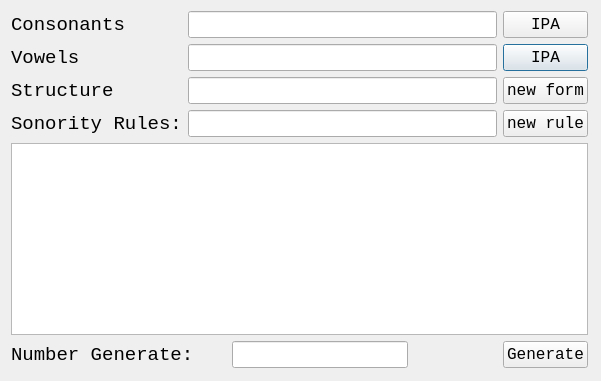
This is langen.ui in thurizas/lanGen as Qt 5 draws it before an edit. The edited form follows.
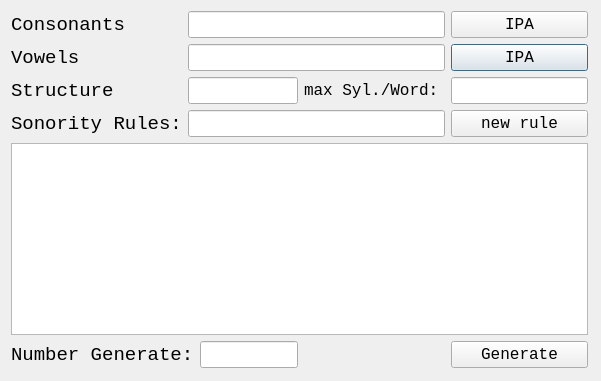
This is the edited form.

```diff
--- a/langen.ui
+++ b/langen.ui
@@ -19,7 +19,7 @@
   <property name="windowTitle">
    <string>Language Generator</string>
   </property>
-  <widget class="QWidget" name="">
+  <widget class="QWidget" name="layoutWidget">
    <property name="geometry">
     <rect>
      <x>0</x>
@@ -70,6 +70,12 @@
     </item>
     <item row="1" column="6">
      <widget class="QPushButton" name="m_btnConsSelect">
+      <property name="sizePolicy">
+       <sizepolicy hsizetype="Preferred" vsizetype="Fixed">
+        <horstretch>0</horstretch>
+        <verstretch>0</verstretch>
+       </sizepolicy>
+      </property>
       <property name="font">
        <font>
         <family>Courier New</family>
@@ -83,6 +89,12 @@
     </item>
     <item row="3" column="6">
      <widget class="QPushButton" name="m_btnNewRule">
+      <property name="sizePolicy">
+       <sizepolicy hsizetype="Preferred" vsizetype="Fixed">
+        <horstretch>0</horstretch>
+        <verstretch>0</verstretch>
+       </sizepolicy>
+      </property>
       <property name="font">
        <font>
         <family>Courier New</family>
@@ -96,6 +108,12 @@
     </item>
     <item row="0" column="6">
      <widget class="QPushButton" name="m_btnVowlSelect">
+      <property name="sizePolicy">
+       <sizepolicy hsizetype="Preferred" vsizetype="Fixed">
+        <horstretch>0</horstretch>
+        <verstretch>0</verstretch>
+       </sizepolicy>
+      </property>
       <property name="font">
        <font>
         <family>Courier New</family>
@@ -156,19 +174,6 @@
       </property>
      </widget>
     </item>
-    <item row="2" column="6">
-     <widget class="QPushButton" name="m_btnNewStruct">
-      <property name="font">
-       <font>
-        <family>Courier New</family>
-        <pointsize>12</pointsize>
-       </font>
-      </property>
-      <property name="text">
-       <string>new form</string>
-      </property>
-     </widget>
-    </item>
     <item row="5" column="0" colspan="7">
      <widget class="QTextBrowser" name="m_wordList">
       <property name="font">
@@ -199,16 +204,6 @@
       </property>
      </widget>
     </item>
-    <item row="2" column="1" colspan="5">
-     <widget class="QLineEdit" name="m_structureList">
-      <property name="font">
-       <font>
-        <family>Courier New</family>
-        <pointsize>12</pointsize>
-       </font>
-      </property>
-     </widget>
-    </item>
     <item row="3" column="1" colspan="5">
      <widget class="QLineEdit" name="m_sonorityList">
       <property name="font">
@@ -219,6 +214,33 @@
       </property>
      </widget>
     </item>
+    <item row="2" column="1" colspan="3">
+     <widget class="QLineEdit" name="m_structureList">
+      <property name="font">
+       <font>
+        <family>Courier New</family>
+        <pointsize>12</pointsize>
+       </font>
+      </property>
+     </widget>
+    </item>
+    <item row="2" column="4">
+     <widget class="QLabel" name="label6">
+      <property name="text">
+       <string>max Syl./Word:</string>
+      </property>
+     </widget>
+    </item>
+    <item row="2" column="6">
+     <widget class="QLineEdit" name="m_syllabelsPerWord">
+      <property name="sizePolicy">
+       <sizepolicy hsizetype="Preferred" vsizetype="Fixed">
+        <horstretch>0</horstretch>
+        <verstretch>0</verstretch>
+       </sizepolicy>
+      </property>
+     </widget>
+    </item>
    </layout>
   </widget>
  </widget>
```
